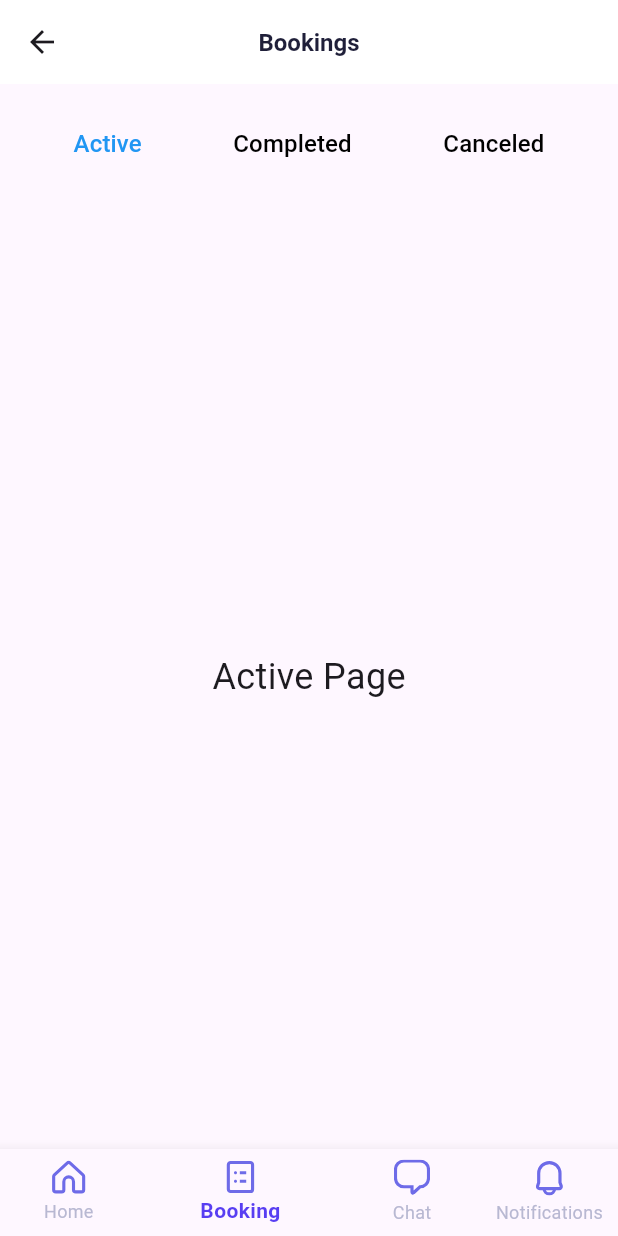
After one commit to iAdam143/service_app, a Flutter app: the BookingScreen screen opened by its route, item 2 of the bottom bar chosen, after a tap on the "arrow back" icon, on a phone screen of 412 x 824 dp. The commit adds this screen. Run offline on Flutter 3.47's test engine with Material 2 defaults, Android fonts, the phone set to English and light mode, and no system bars; our stand-ins replace flutter_screenutil, flutter_svg, google_maps_flutter, image_picker; missing offline and left inert: language_picker; generated files the repository leaves out were written again; Roboto replaces fonts that are missing (SFPro).

Commit message:
added bookings section

```diff
--- a/lib/main.dart
+++ b/lib/main.dart
@@ -1,5 +1,7 @@
 import 'package:flutter/material.dart';
 import 'package:flutter_screenutil/flutter_screenutil.dart';
+import 'package:service_app/view/Bookings/bookings_screen.dart';
+import 'package:service_app/view/home_screen.dart';
 import 'package:service_app/view/splash_screen.dart';
 import 'package:flutter_gen/gen_l10n/app_localizations.dart';
 
@@ -14,7 +16,8 @@ class MyApp extends StatelessWidget {
 
   @override
   Widget build(BuildContext context) {
-    ScreenUtil.init(context, designSize: const Size(176.4, 383.04),minTextAdapt: true);
+    ScreenUtil.init(context,
+        designSize: const Size(176.4, 383.04), minTextAdapt: true);
     return MaterialApp(
       /*localizationsDelegates: const [
         GlobalMaterialLocalizations.delegate,
@@ -25,18 +28,18 @@ class MyApp extends StatelessWidget {
         Locale('en'), // English
         Locale('es'), // Spanish
       ],*/
-      locale: const Locale('en',''),
+      locale: const Locale('en', ''),
       localizationsDelegates: AppLocalizations.localizationsDelegates,
       supportedLocales: AppLocalizations.supportedLocales,
-      theme: ThemeData(
-          useMaterial3: true),
+      theme: ThemeData(useMaterial3: true),
       debugShowCheckedModeBanner: false,
       //home: SplashScreen(),
       initialRoute: '/',
       routes: {
         //'/': (context) => HomeScreen(),
         '/': (context) => const SplashScreen(),
-        //'/category': (context) => CategoryScreen(),
+        '/home': (context) => HomeScreen(),
+        '/bookings': (context) => const BookingScreen(),
         //'/fruits': (context) => FruitsScreen(),
         //'/vegetables': (context) => VegetablesScreen(),
         //'/dairy': (context) => DairyScreen(),
--- a/lib/utils/custom widgets/custom_navigation_bar.dart
+++ b/lib/utils/custom widgets/custom_navigation_bar.dart
@@ -4,7 +4,7 @@ import 'package:flutter_svg/flutter_svg.dart';
 import '../colors.dart';
 
 class MyBottomNavigationBar extends StatefulWidget {
-  const MyBottomNavigationBar({super.key});
+  const MyBottomNavigationBar({Key? key});
 
   @override
   _MyBottomNavigationBarState createState() => _MyBottomNavigationBarState();
@@ -16,6 +16,12 @@ class _MyBottomNavigationBarState extends State<MyBottomNavigationBar> {
   void _onTabTapped(int index) {
     setState(() {
       _currentIndex = index;
+      if (index == 0) {
+        Navigator.pushNamed(context, '/home');
+      }
+      if (index == 1) {
+        Navigator.pushNamed(context, '/bookings');
+      }
     });
   }
 
--- /dev/null
+++ b/lib/view/Bookings/active_bookings.dart
@@ -0,0 +1,15 @@
+import 'package:flutter/material.dart';
+
+class ActivePage extends StatelessWidget {
+  const ActivePage({super.key});
+
+  @override
+  Widget build(BuildContext context) {
+    return const Center(
+      child: Text(
+        'Active Page',
+        style: TextStyle(fontSize: 24.0),
+      ),
+    );
+  }
+}
--- /dev/null
+++ b/lib/view/Bookings/bookings_screen.dart
@@ -0,0 +1,97 @@
+import 'package:flutter/material.dart';
+
+import '../../utils/colors.dart';
+import '../../utils/custom widgets/custom_navigation_bar.dart';
+import '../../utils/textstyles.dart';
+import 'active_bookings.dart';
+import 'cancelled_bookings.dart';
+import 'completed_bookings.dart';
+
+class BookingScreen extends StatefulWidget {
+  const BookingScreen({super.key});
+
+  @override
+  _BookingScreenState createState() => _BookingScreenState();
+}
+
+class _BookingScreenState extends State<BookingScreen> {
+  final PageController _pageController = PageController(initialPage: 0);
+  int _currentPageIndex = 0;
+
+  @override
+  Widget build(BuildContext context) {
+    return Scaffold(
+      appBar: buildAppBar(context),
+      body: Column(
+        children: [
+          Container(
+            padding: const EdgeInsets.symmetric(vertical: 16.0),
+            child: Row(
+              mainAxisAlignment: MainAxisAlignment.spaceEvenly,
+              children: [
+                _buildNavigationButton('Active', 0),
+                _buildNavigationButton('Completed', 1),
+                _buildNavigationButton('Canceled', 2),
+              ],
+            ),
+          ),
+          Expanded(
+            child: PageView(
+              controller: _pageController,
+              onPageChanged: (index) {
+                setState(() {
+                  _currentPageIndex = index;
+                });
+              },
+              children: const [
+                ActivePage(),
+                CompletedPage(),
+                CanceledPage(),
+              ],
+            ),
+          ),
+        ],
+      ),
+      bottomNavigationBar: const MyBottomNavigationBar(),
+    );
+  }
+
+  Widget _buildNavigationButton(String title, int pageIndex) {
+    return TextButton(
+      onPressed: () {
+        setState(() {
+          _currentPageIndex = pageIndex;
+          _pageController.animateToPage(
+            pageIndex,
+            duration: const Duration(milliseconds: 300),
+            curve: Curves.easeInOut,
+          );
+        });
+      },
+      child: Text(
+        title,
+        style: TextStyle(
+          fontSize: 16.0,
+          color: _currentPageIndex == pageIndex ? Colors.blue : Colors.black,
+        ),
+      ),
+    );
+  }
+  AppBar buildAppBar(BuildContext context) {
+    return AppBar(
+      backgroundColor: Colors.white,
+      elevation: 0,
+      leading: IconButton(
+        icon: const Icon(Icons.arrow_back),
+        onPressed: () {
+          Navigator.pop(context);
+        },
+      ),
+      centerTitle: true,
+      title: Text(
+        'Bookings',
+        style: heading_5.copyWith(color: myHeading3Color),
+      ),
+    );
+  }
+}
--- /dev/null
+++ b/lib/view/Bookings/cancelled_bookings.dart
@@ -0,0 +1,15 @@
+import 'package:flutter/material.dart';
+
+class CanceledPage extends StatelessWidget {
+  const CanceledPage({super.key});
+
+  @override
+  Widget build(BuildContext context) {
+    return const Center(
+      child: Text(
+        'Canceled Page',
+        style: TextStyle(fontSize: 24.0),
+      ),
+    );
+  }
+}
--- /dev/null
+++ b/lib/view/Bookings/completed_bookings.dart
@@ -0,0 +1,15 @@
+import 'package:flutter/material.dart';
+
+class CompletedPage extends StatelessWidget {
+  const CompletedPage({super.key});
+
+  @override
+  Widget build(BuildContext context) {
+    return const Center(
+      child: Text(
+        'Completed Page',
+        style: TextStyle(fontSize: 24.0),
+      ),
+    );
+  }
+}
```
